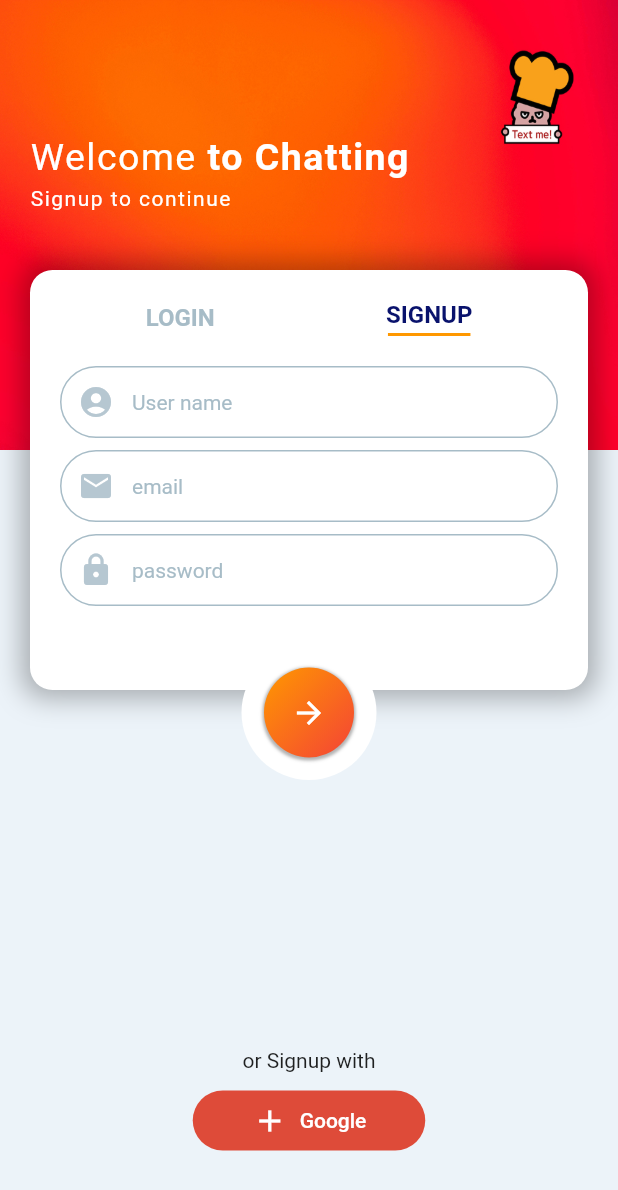
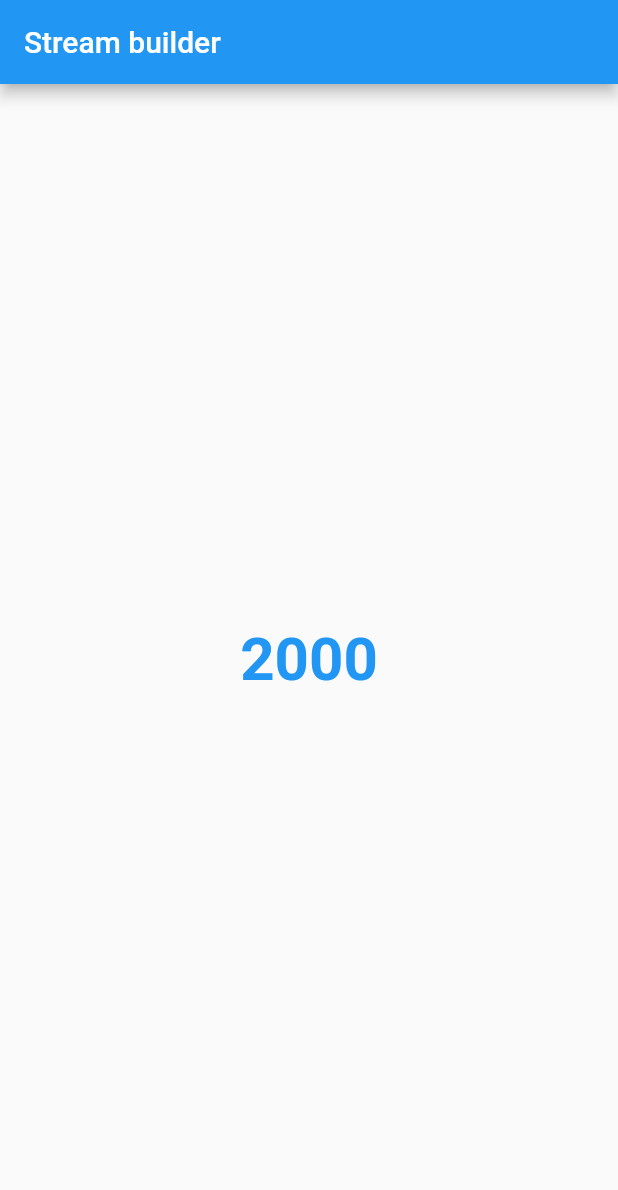
Before and after one commit to bonjin-app/Flutter, a Flutter app: the first screen one second after launch, on a phone screen of 412 x 824 dp. Shown: the top 1190 px of the screen. Run offline on Flutter 3.47's test engine with Material 2 defaults, Android fonts, the phone set to English and light mode, and no system bars; our stand-ins replace firebase_auth, firebase_core, fl_chart, flutter_svg, get, google_fonts and 1 more; missing offline and left inert: flutter_sms; accounts and stored records are empty.

Commit message:
Add Counter widgets

```diff
--- a/firebase/chatting/lib/main.dart
+++ b/firebase/chatting/lib/main.dart
@@ -3,6 +3,7 @@ import 'package:firebase_core/firebase_core.dart';
 import 'package:flutter/material.dart';
 
 import 'screens/main_screen.dart';
+import 'widgets/counter.dart';
 
 void main() async {
   WidgetsFlutterBinding.ensureInitialized();
@@ -22,18 +23,9 @@ class MyApp extends StatelessWidget {
     return MaterialApp(
       title: 'Flutter Demo',
       theme: ThemeData(
-        // This is the theme of your application.
-        //
-        // Try running your application with "flutter run". You'll see the
-        // application has a blue toolbar. Then, without quitting the app, try
-        // changing the primarySwatch below to Colors.green and then invoke
-        // "hot reload" (press "r" in the console where you ran "flutter run",
-        // or simply save your changes to "hot reload" in a Flutter IDE).
-        // Notice that the counter didn't reset back to zero; the application
-        // is not restarted.
         primarySwatch: Colors.blue,
       ),
-      home: LoginSignupScreen(),
+      home: Counter(),
     );
   }
 }
--- /dev/null
+++ b/firebase/chatting/lib/widgets/counter.dart
@@ -0,0 +1,44 @@
+import 'package:flutter/material.dart';
+
+class Counter extends StatefulWidget {
+  const Counter({Key? key}) : super(key: key);
+
+  @override
+  State<Counter> createState() => _CounterState();
+}
+
+class _CounterState extends State<Counter> {
+  final int price = 2000;
+
+  @override
+  Widget build(BuildContext context) {
+    return Scaffold(
+      appBar: AppBar(
+        title: Text('Stream builder'),
+      ),
+      body: StreamBuilder<int>(
+        initialData: price,
+        stream: addStreamValue(),
+        builder: (context, snapshot) {
+          final priceNumber = snapshot.data.toString();
+          return Center(
+            child: Text(
+              priceNumber,
+              style: const TextStyle(
+                  fontWeight: FontWeight.bold,
+                  fontSize: 40,
+                  color: Colors.blue),
+            ),
+          );
+        },
+      ),
+    );
+  }
+
+  Stream<int> addStreamValue() {
+    return Stream<int>.periodic(
+      const Duration(seconds: 1),
+      (count) => price + count,
+    );
+  }
+}
```
